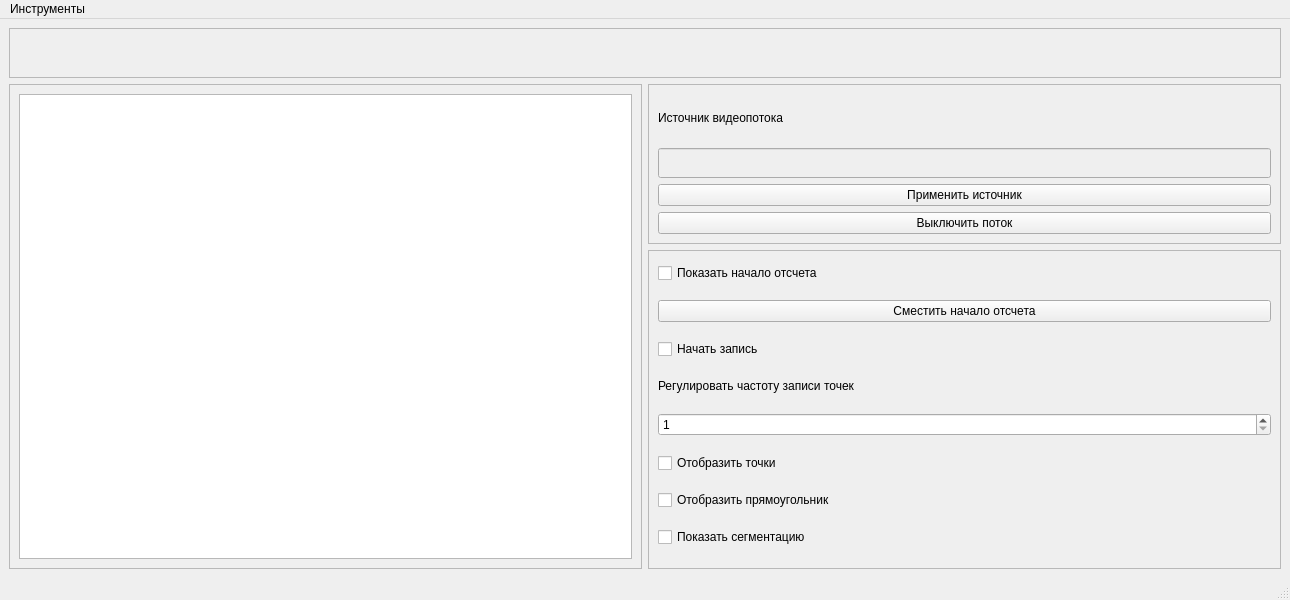
First picture: the form in ui/main.ui, repository DoubleCitizen/SSUGT_inclinometer, before the edit.
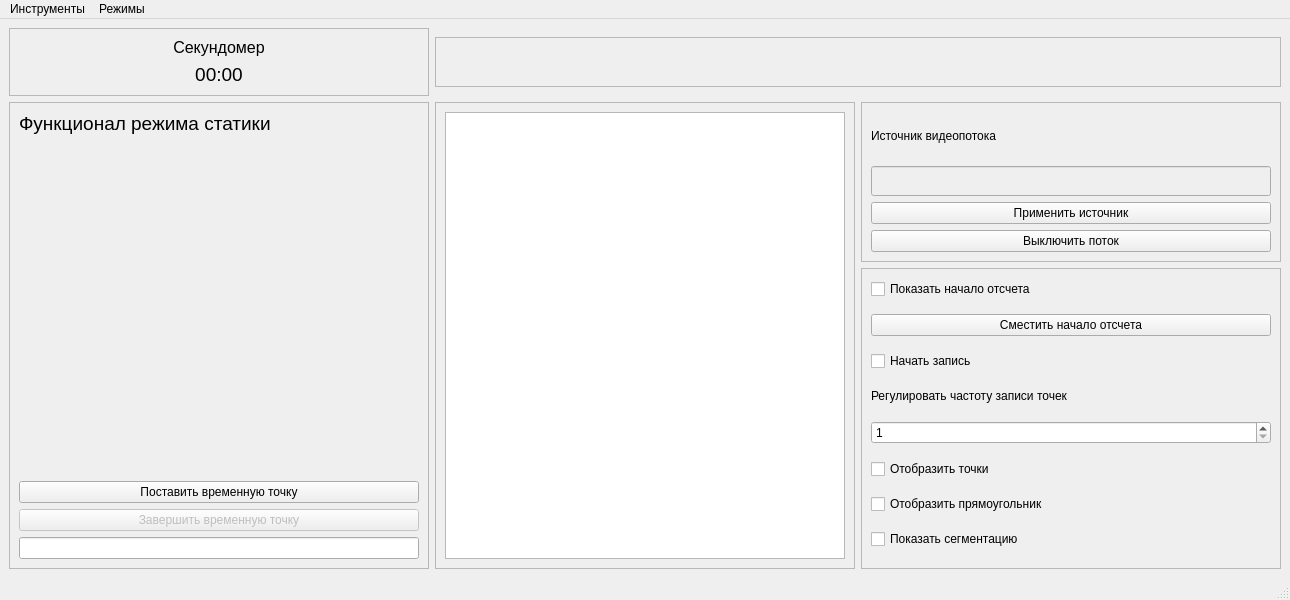
Second picture: the form after the edit. Custom widgets are drawn as their Qt base class.

Commit message: Добавлено расширения для главного окна (Режим статики)

Diff of the .ui file:
```diff
--- a/ui/main.ui
+++ b/ui/main.ui
@@ -15,7 +15,7 @@
   </property>
   <widget class="QWidget" name="centralwidget">
    <layout class="QGridLayout" name="gridLayout">
-    <item row="0" column="0" colspan="2">
+    <item row="0" column="1" colspan="2">
      <widget class="QFrame" name="frame_2">
       <property name="maximumSize">
        <size>
@@ -57,22 +57,7 @@
       </layout>
      </widget>
     </item>
-    <item row="1" column="0" rowspan="2">
-     <widget class="QFrame" name="frame">
-      <property name="frameShape">
-       <enum>QFrame::StyledPanel</enum>
-      </property>
-      <property name="frameShadow">
-       <enum>QFrame::Raised</enum>
-      </property>
-      <layout class="QGridLayout" name="gridLayout_2">
-       <item row="0" column="0">
-        <widget class="QGraphicsViewVideo" name="graphicsView"/>
-       </item>
-      </layout>
-     </widget>
-    </item>
-    <item row="1" column="1">
+    <item row="1" column="2">
      <widget class="QFrame" name="frame_3">
       <property name="minimumSize">
        <size>
@@ -136,7 +121,7 @@
       </layout>
      </widget>
     </item>
-    <item row="2" column="1">
+    <item row="2" column="2">
      <widget class="QFrame" name="frame_4">
       <property name="frameShape">
        <enum>QFrame::StyledPanel</enum>
@@ -219,6 +204,122 @@
       </layout>
      </widget>
     </item>
+    <item row="1" column="1" rowspan="2">
+     <widget class="QFrame" name="frame">
+      <property name="frameShape">
+       <enum>QFrame::StyledPanel</enum>
+      </property>
+      <property name="frameShadow">
+       <enum>QFrame::Raised</enum>
+      </property>
+      <layout class="QGridLayout" name="gridLayout_2">
+       <item row="0" column="0">
+        <widget class="QGraphicsViewVideo" name="graphicsView"/>
+       </item>
+      </layout>
+     </widget>
+    </item>
+    <item row="1" column="0" rowspan="2">
+     <widget class="QFrame" name="frame_static_2">
+      <property name="minimumSize">
+       <size>
+        <width>200</width>
+        <height>0</height>
+       </size>
+      </property>
+      <property name="maximumSize">
+       <size>
+        <width>16777215</width>
+        <height>16777215</height>
+       </size>
+      </property>
+      <property name="frameShape">
+       <enum>QFrame::StyledPanel</enum>
+      </property>
+      <property name="frameShadow">
+       <enum>QFrame::Raised</enum>
+      </property>
+      <layout class="QGridLayout" name="gridLayout_6">
+       <item row="0" column="0">
+        <widget class="QLabel" name="label_3">
+         <property name="font">
+          <font>
+           <pointsize>14</pointsize>
+          </font>
+         </property>
+         <property name="text">
+          <string>Функционал режима статики</string>
+         </property>
+         <property name="alignment">
+          <set>Qt::AlignLeading|Qt::AlignLeft|Qt::AlignTop</set>
+         </property>
+        </widget>
+       </item>
+       <item row="1" column="0">
+        <widget class="QPushButton" name="pushButton_time_point_start">
+         <property name="text">
+          <string>Поставить временную точку</string>
+         </property>
+        </widget>
+       </item>
+       <item row="2" column="0">
+        <widget class="QPushButton" name="pushButton_time_point_end">
+         <property name="enabled">
+          <bool>false</bool>
+         </property>
+         <property name="text">
+          <string>Завершить временную точку</string>
+         </property>
+        </widget>
+       </item>
+       <item row="3" column="0">
+        <widget class="QLineEdit" name="lineEdit_indicator_value"/>
+       </item>
+      </layout>
+     </widget>
+    </item>
+    <item row="0" column="0">
+     <widget class="QFrame" name="frame_static_1">
+      <property name="frameShape">
+       <enum>QFrame::StyledPanel</enum>
+      </property>
+      <property name="frameShadow">
+       <enum>QFrame::Raised</enum>
+      </property>
+      <layout class="QGridLayout" name="gridLayout_5">
+       <item row="0" column="0">
+        <widget class="QLabel" name="label_4">
+         <property name="font">
+          <font>
+           <pointsize>12</pointsize>
+          </font>
+         </property>
+         <property name="text">
+          <string>Секундомер</string>
+         </property>
+         <property name="alignment">
+          <set>Qt::AlignCenter</set>
+         </property>
+        </widget>
+       </item>
+       <item row="1" column="0">
+        <widget class="QLabel" name="label_timer">
+         <property name="font">
+          <font>
+           <pointsize>14</pointsize>
+          </font>
+         </property>
+         <property name="text">
+          <string>00:00</string>
+         </property>
+         <property name="alignment">
+          <set>Qt::AlignCenter</set>
+         </property>
+        </widget>
+       </item>
+      </layout>
+     </widget>
+    </item>
    </layout>
   </widget>
   <widget class="QMenuBar" name="menubar">
@@ -246,7 +347,14 @@
     <addaction name="action_dialog_regres"/>
     <addaction name="action_esp32"/>
    </widget>
+   <widget class="QMenu" name="menu">
+    <property name="title">
+     <string>Режимы</string>
+    </property>
+    <addaction name="action_static_mode"/>
+   </widget>
    <addaction name="menu_tools"/>
+   <addaction name="menu"/>
   </widget>
   <widget class="QStatusBar" name="statusbar"/>
   <action name="action5">
```
Left out of the diff: 8 changed lines with no effect on the pictures. The commit also changes 1 other file.
